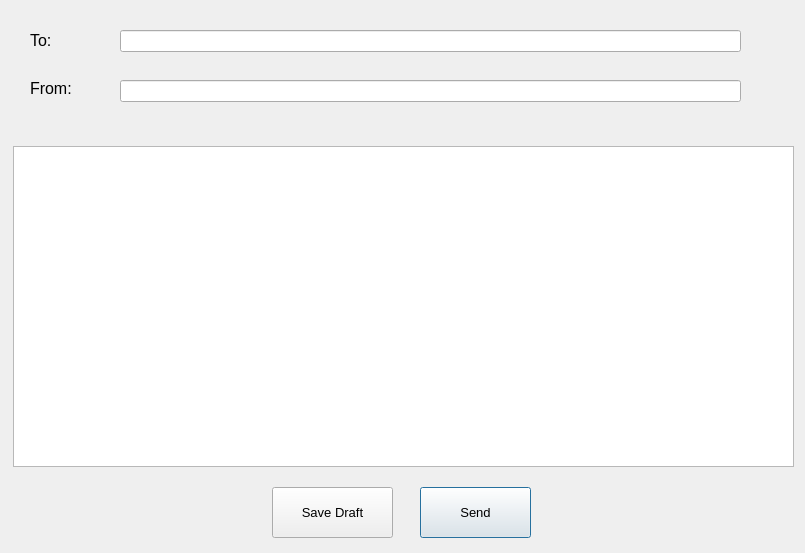
First picture: the form in qt/Email/email.ui, repository Developer-Dewd/mysterium-email, before the edit.
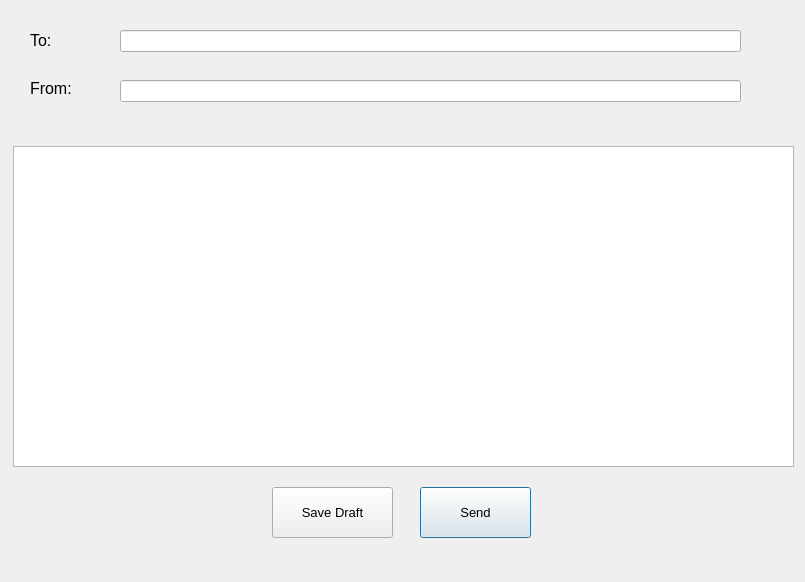
Second picture: the form after the edit.

Commit message: Added slots for Save Draft and Send email

```diff
--- a/qt/Email/email.ui
+++ b/qt/Email/email.ui
@@ -7,7 +7,7 @@
     <x>0</x>
     <y>0</y>
     <width>805</width>
-    <height>553</height>
+    <height>582</height>
    </rect>
   </property>
   <property name="windowTitle">
@@ -115,6 +115,22 @@
     <string>Save Draft</string>
    </property>
   </widget>
+  <widget class="QLabel" name="label">
+   <property name="geometry">
+    <rect>
+     <x>360</x>
+     <y>545</y>
+     <width>91</width>
+     <height>31</height>
+    </rect>
+   </property>
+   <property name="autoFillBackground">
+    <bool>true</bool>
+   </property>
+   <property name="text">
+    <string/>
+   </property>
+  </widget>
  </widget>
  <resources/>
  <connections/>
```
Left out of the diff: 10 changed lines with no effect on the pictures. The commit also changes 14 other files.
